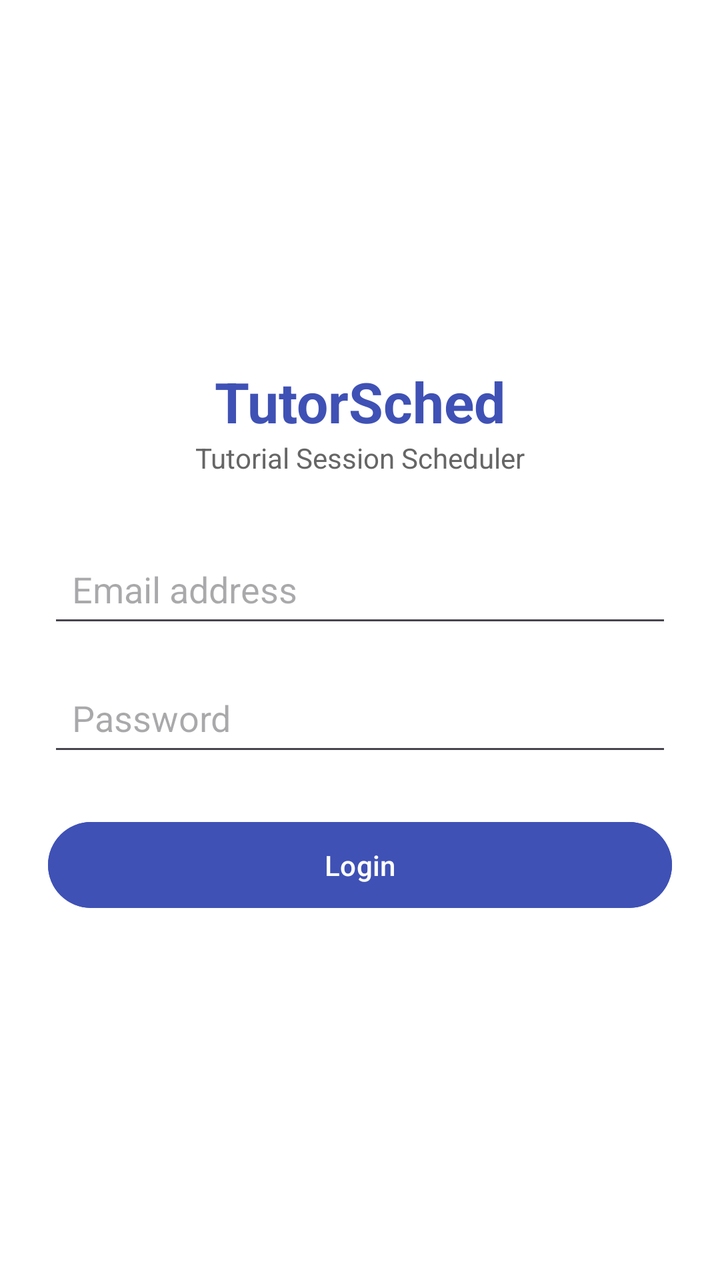
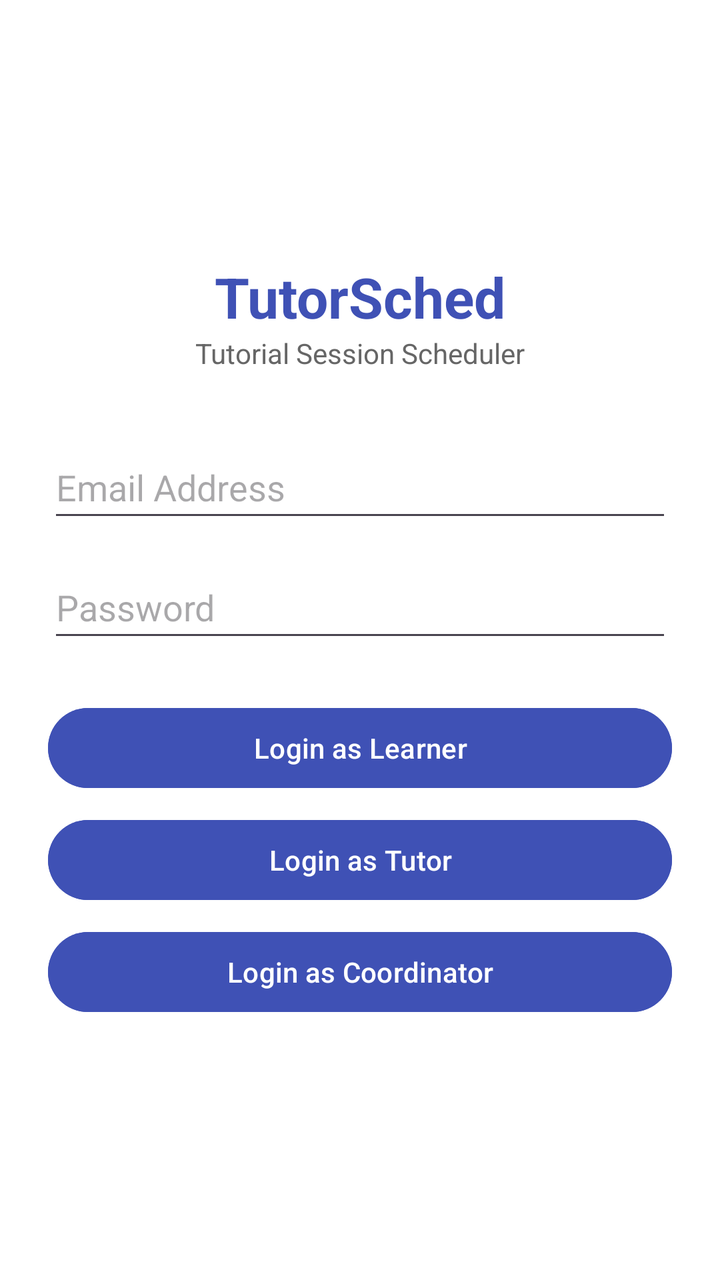

Two renders of the same Android screen: before a commit and after it. Below are the layout's source before the change and the commit's diff.
<!-- AndroidManifest.xml: application theme Theme.TutorSched -->
<!-- res/layout/activity_login.xml -->
<?xml version="1.0" encoding="utf-8"?>
<LinearLayout xmlns:android="http://schemas.android.com/apk/res/android"
    android:layout_width="match_parent"
    android:layout_height="match_parent"
    android:orientation="vertical"
    android:padding="24dp"
    android:gravity="center"
    android:background="#FFFFFF">

    <TextView
        android:layout_width="wrap_content"
        android:layout_height="wrap_content"
        android:text="TutorSched"
        android:textSize="28sp"
        android:textStyle="bold"
        android:textColor="#3F51B5"/>

    <TextView
        android:layout_width="wrap_content"
        android:layout_height="wrap_content"
        android:text="Tutorial Session Scheduler"
        android:textSize="14sp"
        android:textColor="#666666"
        android:layout_marginBottom="32dp"/>

    <EditText
        android:id="@+id/etEmail"
        android:layout_width="match_parent"
        android:layout_height="wrap_content"
        android:hint="Email address"
        android:inputType="textEmailAddress"
        android:padding="12dp"
        android:layout_marginBottom="16dp"/>

    <EditText
        android:id="@+id/etPassword"
        android:layout_width="match_parent"
        android:layout_height="wrap_content"
        android:hint="Password"
        android:inputType="textPassword"
        android:padding="12dp"
        android:layout_marginBottom="24dp"/>

    <Button
        android:id="@+id/btnLogin"
        android:layout_width="match_parent"
        android:layout_height="wrap_content"
        android:text="Login"
        android:backgroundTint="#3F51B5"
        android:textColor="#FFFFFF"
        android:padding="12dp"/>

</LinearLayout>
<!-- resources referenced by this layout -->
<resources>
  <style name="Theme.TutorSched" parent="Base.Theme.TutorSched" />
  <style name="Base.Theme.TutorSched" parent="Theme.Material3.DayNight.NoActionBar">
          
          
      </style>
</resources>

<!-- the commit's change to res/layout/activity_login.xml (unified diff, before → after) -->
@@ -27,10 +27,10 @@
         android:id="@+id/etEmail"
         android:layout_width="match_parent"
         android:layout_height="wrap_content"
-        android:hint="Email address"
+        android:hint="Email Address"
         android:inputType="textEmailAddress"
-        android:padding="12dp"
-        android:layout_marginBottom="16dp"/>
+        android:minHeight="48dp"
+        android:layout_marginBottom="12dp"/>
 
     <EditText
         android:id="@+id/etPassword"
@@ -38,16 +38,34 @@
         android:layout_height="wrap_content"
         android:hint="Password"
         android:inputType="textPassword"
-        android:padding="12dp"
+        android:minHeight="48dp"
         android:layout_marginBottom="24dp"/>
 
+    
     <Button
-        android:id="@+id/btnLogin"
+        android:id="@+id/btnLoginLearner"
         android:layout_width="match_parent"
         android:layout_height="wrap_content"
-        android:text="Login"
+        android:text="Login as Learner"
         android:backgroundTint="#3F51B5"
         android:textColor="#FFFFFF"
-        android:padding="12dp"/>
+        android:layout_marginBottom="8dp"/>
+
+    <Button
+        android:id="@+id/btnLoginTutor"
+        android:layout_width="match_parent"
+        android:layout_height="wrap_content"
+        android:text="Login as Tutor"
+        android:backgroundTint="#3F51B5"
+        android:textColor="#FFFFFF"
+        android:layout_marginBottom="8dp"/>
+
+    <Button
+        android:id="@+id/btnLoginCoordinator"
+        android:layout_width="match_parent"
+        android:layout_height="wrap_content"
+        android:text="Login as Coordinator"
+        android:backgroundTint="#3F51B5"
+        android:textColor="#FFFFFF"/>
 
 </LinearLayout>
